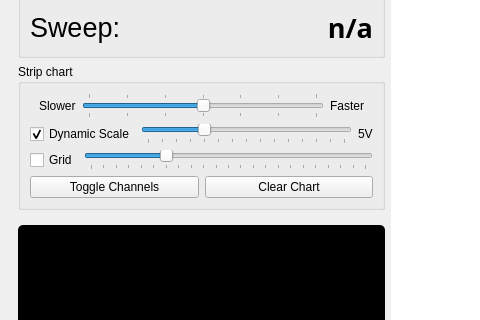
Qt form layouts/threepio.ui (RuideFu/threepio) before a commit; both pictures show x 0 to 480 and y 374 to 694 of the 860 by 1004 pixel window.
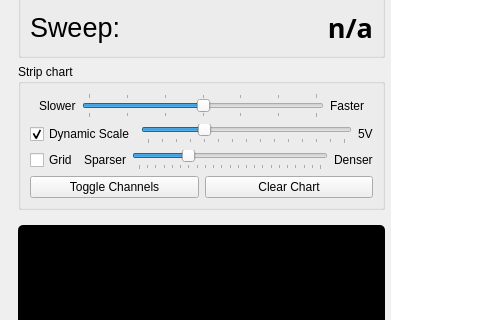
The same form after that commit. Custom widgets are drawn as their Qt base class.

Commit message: Adjust grid slider labels and time-based grid anchor

```diff
--- a/layouts/threepio.ui
+++ b/layouts/threepio.ui
@@ -644,6 +644,13 @@
               </property>
              </widget>
             </item>
+            <item>
+             <widget class="QLabel" name="stripchart_grid_sparser_label">
+              <property name="text">
+               <string>Sparser</string>
+              </property>
+             </widget>
+            </item>
             <item>
              <widget class="QSlider" name="stripchart_grid_density_slider">
               <property name="minimum">
@@ -666,6 +673,13 @@
               </property>
              </widget>
             </item>
+            <item>
+             <widget class="QLabel" name="stripchart_grid_denser_label">
+              <property name="text">
+               <string>Denser</string>
+              </property>
+             </widget>
+            </item>
            </layout>
           </item>
           <item row="3" column="0" colspan="4">
```
The commit also changes 2 other files.
